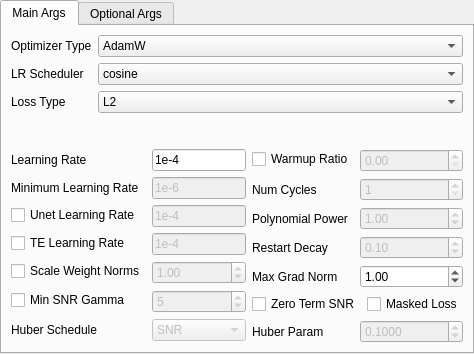
This is ui_files/OptimizerUI.ui in derrian-distro/LoRA_Easy_Training_Scripts as Qt 5 draws it before an edit. The edited form follows.
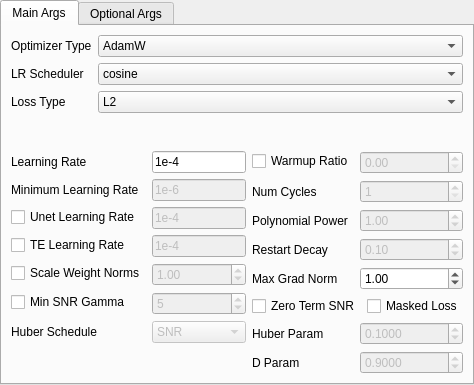
This is the edited form. Custom widgets are drawn as their Qt base class.

Commit message: exposed d param for RAWR

What changed in the file:
```diff
--- a/ui_files/OptimizerUI.ui
+++ b/ui_files/OptimizerUI.ui
@@ -7,7 +7,7 @@
     <x>0</x>
     <y>0</y>
     <width>463</width>
-    <height>354</height>
+    <height>385</height>
    </rect>
   </property>
   <property name="windowTitle">
@@ -618,6 +618,32 @@
            </property>
           </widget>
          </item>
+         <item row="7" column="0">
+          <widget class="QLabel" name="label_7">
+           <property name="text">
+            <string>D Param</string>
+           </property>
+          </widget>
+         </item>
+         <item row="7" column="1">
+          <widget class="DoubleSpinBox" name="d_param_input">
+           <property name="enabled">
+            <bool>false</bool>
+           </property>
+           <property name="decimals">
+            <number>4</number>
+           </property>
+           <property name="maximum">
+            <double>1.000000000000000</double>
+           </property>
+           <property name="singleStep">
+            <double>0.010000000000000</double>
+           </property>
+           <property name="value">
+            <double>0.900000000000000</double>
+           </property>
+          </widget>
+         </item>
         </layout>
        </item>
       </layout>
```
The commit also changes 2 other files.
